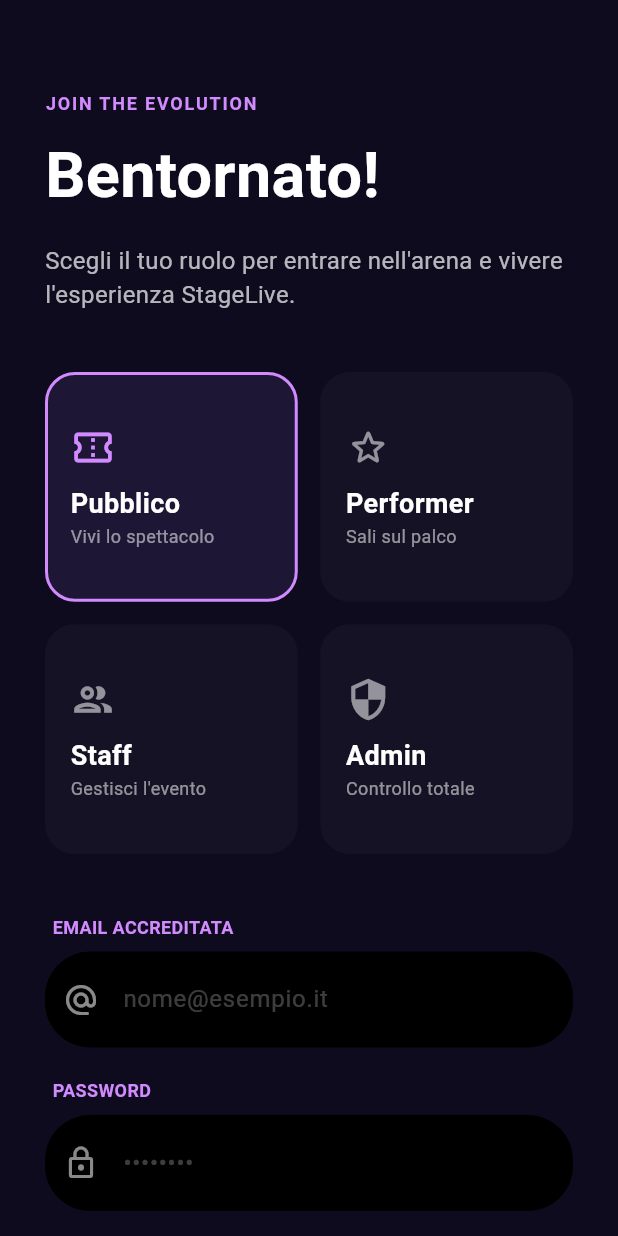
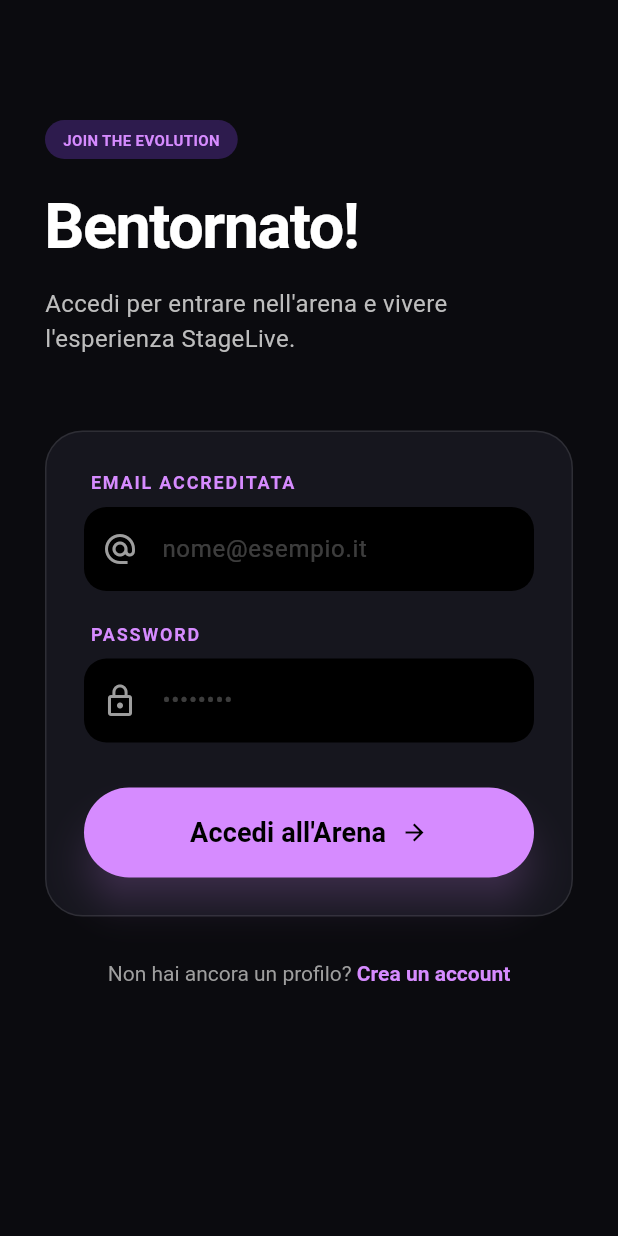
Before and after one commit to Orsetto04/StageLive, a Flutter app: the screen it shows after launch, on a phone screen of 412 x 824 dp. Run offline on Flutter 3.47's test engine with Material 3 defaults, Android fonts, the phone set to English and light mode, and no system bars; our stand-ins replace cloud_firestore, firebase_auth, firebase_core; accounts and stored records are empty.

Commit message:
interfaccia di registrazione e login

```diff
--- a/lib/main.dart
+++ b/lib/main.dart
@@ -1,19 +1,19 @@
 import 'package:flutter/material.dart';
-import 'package:firebase_core/firebase_core.dart'; // Importante!
-import 'ui/auth/login_view.dart';
+import 'package:firebase_core/firebase_core.dart';
+import 'package:stagelive/ui/auth/login_view.dart';
+
+// 1. ASSICURATI CHE QUESTI NOMI SIANO IDENTICI AI TUOI FILE
+import 'package:stagelive/ui/auth/register_view.dart';
+
 
 void main() async {
-  // 1. Assicura che i widget siano pronti
   WidgetsFlutterBinding.ensureInitialized();
-
-  // 2. Inizializza Firebase prima di far partire l'app
   await Firebase.initializeApp();
-
-  runApp(const MyApp());
+  runApp(const StageLiveApp());
 }
 
-class MyApp extends StatelessWidget {
-  const MyApp({super.key});
+class StageLiveApp extends StatelessWidget {
+  const StageLiveApp({super.key});
 
   @override
   Widget build(BuildContext context) {
@@ -22,9 +22,19 @@
       debugShowCheckedModeBanner: false,
       theme: ThemeData(
         brightness: Brightness.dark,
-        primaryColor: const Color(0xFFBC00DD),
+        // Colore viola neon dei tuoi mockup
+        primaryColor: const Color(0xFFD68BFF),
+        scaffoldBackgroundColor: const Color(0xFF0B0B0F),
       ),
-      home: const LoginView(),
+
+      // 2. SE DA ERRORE QUI: Controlla che nel file login_view.dart
+      // la classe si chiami esattamente "class LoginView extends..."
+      home: LoginView(),
+
+      routes: {
+        '/login': (context) => LoginView(),
+        '/register': (context) => RegisterView(),
+      },
     );
   }
 }
--- a/lib/ui/auth/login_view.dart
+++ b/lib/ui/auth/login_view.dart
@@ -1,145 +1,87 @@
 import 'package:flutter/material.dart';
-import '../../services/auth_service.dart';
-import 'register_view.dart';
 
-class LoginView extends StatefulWidget {
-  const LoginView({super.key});
-
-  @override
-  State<LoginView> createState() => _LoginViewState();
-}
-
-class _LoginViewState extends State<LoginView> {
-  final AuthService _authService = AuthService();
-  final TextEditingController _emailController = TextEditingController();
-  final TextEditingController _passwordController = TextEditingController();
-  String selectedRole = "Pubblico";
-
-  // Questo metodo crea il messaggio di errore che appare in basso
-void _mostraErrore(String messaggio) {
-  ScaffoldMessenger.of(context).showSnackBar(
-    SnackBar(
-      content: Text(
-        messaggio,
-        style: const TextStyle(fontFamily: 'Montserrat', color: Colors.white), // Mantengo il tuo stile
-      ),
-      backgroundColor: const Color(0xFFD18BFF).withOpacity(0.8), // Uso il tuo viola per coerenza
-      behavior: SnackBarBehavior.floating,
-      shape: RoundedRectangleBorder(borderRadius: BorderRadius.circular(15)),
-      duration: const Duration(seconds: 3),
-    ),
-  );
-}
+class LoginView extends StatelessWidget {
+  final _emailController = TextEditingController();
+  final _passController = TextEditingController();
 
   @override
   Widget build(BuildContext context) {
     return Scaffold(
-      backgroundColor: const Color(0xFF0F0B1E), // Sfondo scuro come da foto
+      backgroundColor: Color(0xFF0B0B0F), // Sfondo scuro foto
       body: SingleChildScrollView(
         child: Padding(
-          padding: const EdgeInsets.symmetric(horizontal: 30.0, vertical: 60.0),
+          padding: EdgeInsets.symmetric(horizontal: 30.0),
           child: Column(
             crossAxisAlignment: CrossAxisAlignment.start,
             children: [
-              const Text("JOIN THE EVOLUTION", style: TextStyle(color: Color(0xFFD18BFF), fontSize: 12, fontWeight: FontWeight.bold, letterSpacing: 1.2)),
-              const SizedBox(height: 10),
-              const Text("Bentornato!", style: TextStyle(color: Colors.white, fontSize: 42, fontWeight: FontWeight.bold)),
-              const SizedBox(height: 15),
-              const Text("Scegli il tuo ruolo per entrare nell'arena e vivere l'esperienza StageLive.", style: TextStyle(color: Colors.white70, fontSize: 16)),
-              const SizedBox(height: 40),
+              SizedBox(height: 80),
+              // Badge "Join the evolution"
+              Container(
+                padding: EdgeInsets.symmetric(horizontal: 12, vertical: 6),
+                decoration: BoxDecoration(
+                  color: Color(0xFF2D1B4D),
+                  borderRadius: BorderRadius.circular(20)
+                ),
+                child: Text("JOIN THE EVOLUTION", style: TextStyle(color: Color(0xFFD68BFF), fontSize: 10, fontWeight: FontWeight.bold)),
+              ),
+              SizedBox(height: 15),
+              Text("Bentornato!", style: TextStyle(color: Colors.white, fontSize: 42, fontWeight: FontWeight.bold, letterSpacing: -1)),
+              SizedBox(height: 10),
+              Text("Accedi per entrare nell'arena e vivere l'esperienza StageLive.", style: TextStyle(color: Colors.grey[400], fontSize: 16)),
 
-              // GRID DELLE CARD RUOLI
-              GridView.count(
-                shrinkWrap: true,
-                crossAxisCount: 2,
-                crossAxisSpacing: 15,
-                mainAxisSpacing: 15,
-                childAspectRatio: 1.1,
+              SizedBox(height: 50),
+
+              // Box Login (Stile Foto 1)
+              Container(
+                padding: EdgeInsets.all(25),
+                decoration: BoxDecoration(
+                  color: Color(0xFF16161E),
+                  borderRadius: BorderRadius.circular(25),
+                  border: Border.all(color: Colors.white10)
+                ),
+                child: Column(
+                  crossAxisAlignment: CrossAxisAlignment.start,
                   children: [
-                  _roleCard("Pubblico", Icons.confirmation_number_outlined, "Vivi lo spettacolo"),
-                  _roleCard("Performer", Icons.star_border_rounded, "Sali sul palco"),
-                  _roleCard("Staff", Icons.group_outlined, "Gestisci l'evento"),
-                  _roleCard("Admin", Icons.security_outlined, "Controllo totale"),
-                ],
-              ),
+                    _buildLabel("EMAIL ACCREDITATA"),
+                    _buildInputField(controller: _emailController, hint: "nome@esempio.it", icon: Icons.alternate_email),
+                    SizedBox(height: 20),
+                    _buildLabel("PASSWORD"),
+                    _buildInputField(controller: _passController, hint: "••••••••", icon: Icons.lock_outline, isPass: true),
 
-              const SizedBox(height: 40),
-              _inputLabel("EMAIL ACCREDITATA"),
-              _textField(_emailController, "nome@esempio.it", Icons.alternate_email),
-              const SizedBox(height: 20),
-              _inputLabel("PASSWORD"),
-              _textField(_passwordController, "••••••••", Icons.lock_outline, isPassword: true),
+                    SizedBox(height: 30),
 
-              const SizedBox(height: 40),
-              // BOTTONE VIOLA "ACCEDI"
+                    // Bottone Accedi (Viola Brillante)
                     ElevatedButton(
                       style: ElevatedButton.styleFrom(
-                  backgroundColor: const Color(0xFFD18BFF),
-                  minimumSize: const Size(double.infinity, 60),
+                        backgroundColor: Color(0xFFD68BFF),
+                        minimumSize: Size(double.infinity, 60),
                         shape: RoundedRectangleBorder(borderRadius: BorderRadius.circular(30)),
+                        elevation: 10,
+                        shadowColor: Color(0xFFD68BFF).withOpacity(0.4),
                       ),
-              onPressed: () async {
-  String email = _emailController.text.trim();
-  String password = _passwordController.text.trim();
-
-  // 1. Controlli base
-  if (email.isEmpty || password.isEmpty) {
-    _mostraErrore("Per favore, inserisci email e password");
-    return;
-  }
-
-  try {
-    // 2. Tentativo di login
-    String? roleRecuperato = await _authService.login(email, password);
-
-    // 3. Gestione dei risultati
-    if (roleRecuperato == null) {
-      _mostraErrore("Credenziali errate o utente non registrato");
-    }
-    else if (roleRecuperato.toLowerCase() != selectedRole.toLowerCase()) {
-      _mostraErrore("Accesso negato: non sei registrato come $selectedRole");
-    }
-    else {
-      // SUCCESSO!
-      debugPrint("Benvenuto nell'Arena!");
-
-      ScaffoldMessenger.of(context).showSnackBar(
-        SnackBar(
-          content: Text("Accesso effettuato come $selectedRole!"),
-          backgroundColor: const Color.fromARGB(255, 151, 25, 234),
-          behavior: SnackBarBehavior.floating,
-          shape: RoundedRectangleBorder(borderRadius: BorderRadius.circular(15)),
-        ),
-      );
-
-      // Qui navigheremo verso la Home tra un attimo
-    }
-  } catch (e) {
-    _mostraErrore("Errore di connessione: riprova più tardi");
-  }
-},
-                child: const Row(
+                      onPressed: () { /* Logica Login */ },
+                      child: Row(
                         mainAxisAlignment: MainAxisAlignment.center,
                         children: [
-                    Text("Accedi all'Arena", style: TextStyle(color: Colors.black, fontSize: 18, fontWeight: FontWeight.bold)),
+                          Text("Accedi all'Arena", style: TextStyle(color: Colors.black, fontWeight: FontWeight.bold, fontSize: 18)),
                           SizedBox(width: 10),
                           Icon(Icons.arrow_forward, color: Colors.black),
                         ],
                       ),
                     ),
-
-              const SizedBox(height: 30),
-              // LOGICA DI SICUREZZA: Scompare per Admin e Staff
-              if (selectedRole != "Admin" && selectedRole != "Staff")
+                  ],
+                ),
+              ),
+              SizedBox(height: 30),
               Center(
-                  child: TextButton(
-                    onPressed: () => Navigator.push(context, MaterialPageRoute(builder: (context) => RegisterView(role: selectedRole))),
+                child: GestureDetector(
+                  onTap: () => Navigator.pushNamed(context, '/register'),
                   child: RichText(
                     text: TextSpan(
                       text: "Non hai ancora un profilo? ",
-                        style: const TextStyle(color: Colors.white70),
+                      style: TextStyle(color: Colors.grey),
                       children: [
-                          TextSpan(text: "Crea un account", style: TextStyle(color: const Color(0xFFD18BFF), fontWeight: FontWeight.bold)),
+                        TextSpan(text: "Crea un account", style: TextStyle(color: Color(0xFFD68BFF), fontWeight: FontWeight.bold)),
                       ],
                     ),
                   ),
@@ -152,50 +94,25 @@
     );
   }
 
-  Widget _roleCard(String title, IconData icon, String sub) {
-    bool isSelected = selectedRole == title;
-    return GestureDetector(
-      onTap: () => setState(() => selectedRole = title),
-      child: Container(
-        padding: const EdgeInsets.all(15),
-        decoration: BoxDecoration(
-          color: isSelected ? const Color(0xFF1E1635) : const Color(0xFF161225),
-          borderRadius: BorderRadius.circular(20),
-          border: Border.all(color: isSelected ? const Color(0xFFD18BFF) : Colors.transparent, width: 2),
-        ),
-        child: Column(
-          mainAxisAlignment: MainAxisAlignment.center,
-          crossAxisAlignment: CrossAxisAlignment.start,
-          children: [
-            Icon(icon, color: isSelected ? const Color(0xFFD18BFF) : Colors.white54, size: 30),
-            const SizedBox(height: 10),
-            Text(title, style: const TextStyle(color: Colors.white, fontWeight: FontWeight.bold, fontSize: 18)),
-            Text(sub, style: const TextStyle(color: Colors.white54, fontSize: 12)),
-          ],
-        ),
-      ),
+  Widget _buildLabel(String text) {
+    return Padding(
+      padding: EdgeInsets.only(bottom: 8.0, left: 4),
+      child: Text(text, style: TextStyle(color: Color(0xFFD68BFF), fontSize: 12, fontWeight: FontWeight.bold, letterSpacing: 1.2)),
     );
   }
 
-  Widget _inputLabel(String label) => Padding(
-    padding: const EdgeInsets.only(bottom: 8.0, left: 5),
-    child: Text(label, style: const TextStyle(color: Color(0xFFD18BFF), fontSize: 12, fontWeight: FontWeight.bold)),
-  );
-
-  Widget _textField(TextEditingController controller, String hint, IconData icon, {bool isPassword = false}) {
+  Widget _buildInputField({required TextEditingController controller, required String hint, required IconData icon, bool isPass = false}) {
     return TextField(
       controller: controller,
-      obscureText: isPassword,
-      style: const TextStyle(color: Colors.white),
+      obscureText: isPass,
+      style: TextStyle(color: Colors.white),
       decoration: InputDecoration(
+        prefixIcon: Icon(icon, color: Colors.grey),
         hintText: hint,
-        hintStyle: const TextStyle(color: Colors.white24),
-        prefixIcon: Icon(icon, color: Colors.white54),
+        hintStyle: TextStyle(color: Colors.white24),
         filled: true,
         fillColor: Colors.black,
-        contentPadding: const EdgeInsets.symmetric(vertical: 20),
-        enabledBorder: OutlineInputBorder(borderRadius: BorderRadius.circular(30), borderSide: BorderSide.none),
-        focusedBorder: OutlineInputBorder(borderRadius: BorderRadius.circular(30), borderSide: const BorderSide(color: Color(0xFFD18BFF))),
+        border: OutlineInputBorder(borderRadius: BorderRadius.circular(15), borderSide: BorderSide.none),
       ),
     );
   }
```
Also changed, not shown: lib/services/auth_service.dart (+27 -44 lines), lib/ui/auth/register_view.dart (+75 -82 lines), pubspec.yaml (+23 -10 lines), 5 other files. Lines whose indentation alone changed are shown as unchanged.
